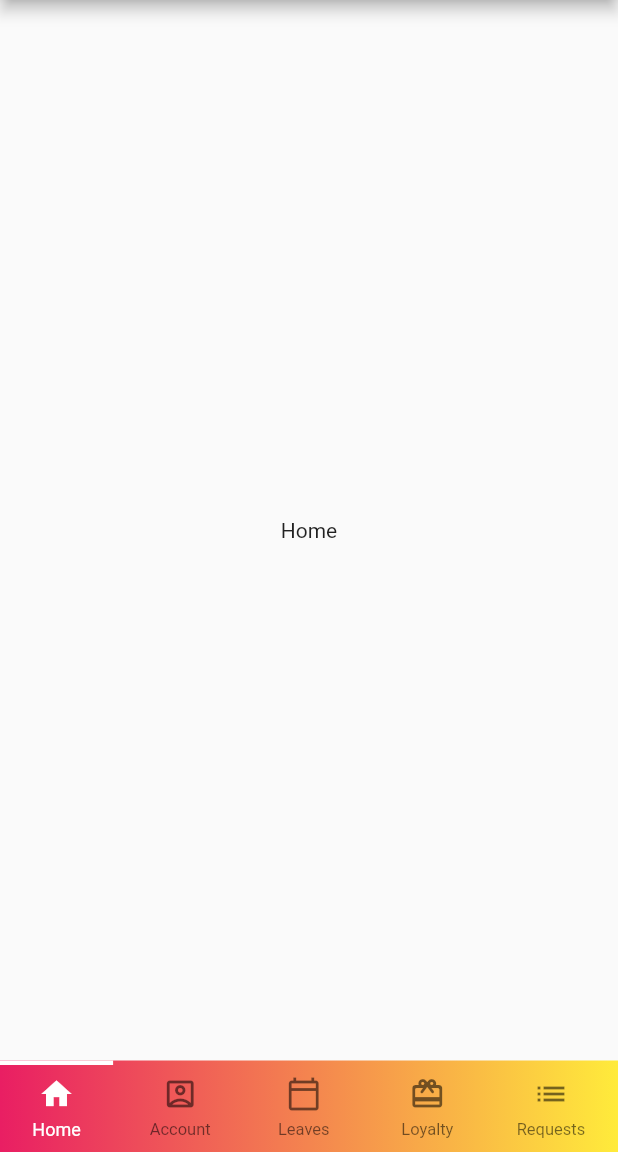
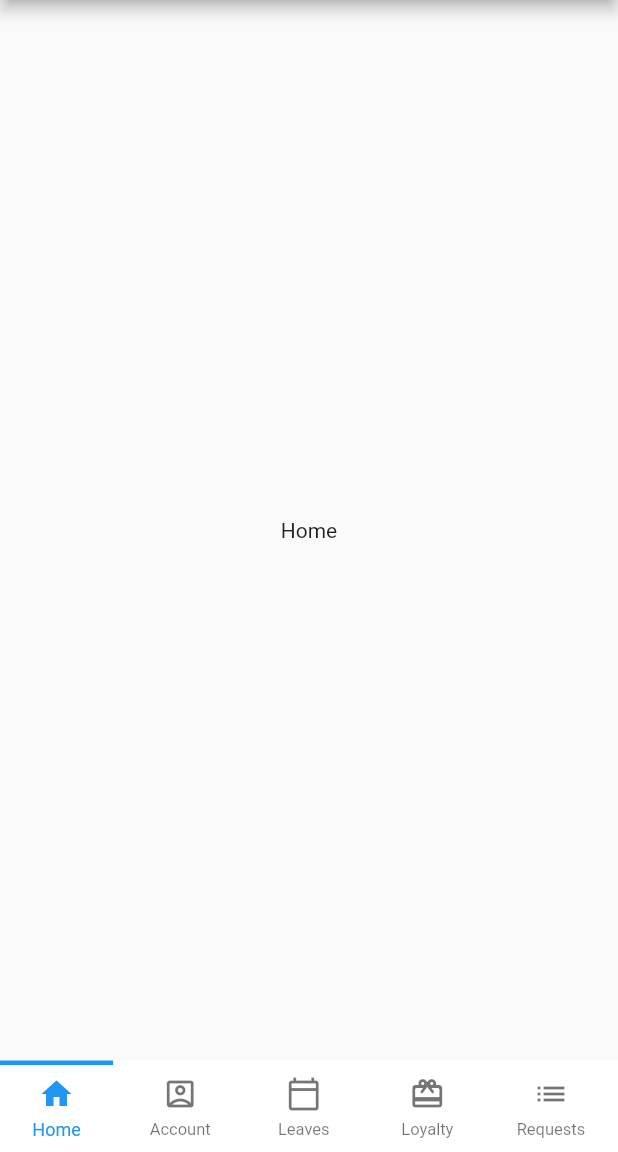
Before and after one commit to Dicksenz/custom_line_indicator_bottom_navbar, a Flutter app: the screen it shows after launch, on a phone screen of 412 x 824 dp, the part 84-1236 px from its top. Run offline on Flutter 3.47's test engine with Material 2 defaults, Android fonts, the phone set to English and light mode, and no system bars.

```diff
--- a/example/lib/main.dart
+++ b/example/lib/main.dart
@@ -41,7 +41,7 @@ class _MyExampleState extends State<MyExample> {
         child: _widgetOptions.elementAt(_selectedIndex),
       ),
       bottomNavigationBar: CustomLineIndicatorBottomNavbar(
-        selectedColor: Colors.white,
+        selectedColor: Colors.blue,
         unSelectedColor: Colors.black54,
         backgroundColor: Colors.white,
         currentIndex: _selectedIndex,
@@ -53,9 +53,9 @@ class _MyExampleState extends State<MyExample> {
         enableLineIndicator: true,
         lineIndicatorWidth: 3,
         indicatorType: IndicatorType.Top,
-        gradient: LinearGradient(
-          colors: [Colors.pink, Colors.yellow],
-        ),
+        // gradient: LinearGradient(
+        //   colors: [Colors.pink, Colors.yellow],
+        // ),
         customBottomBarItems: [
           CustomBottomBarItems(
             label: 'Home',
```
